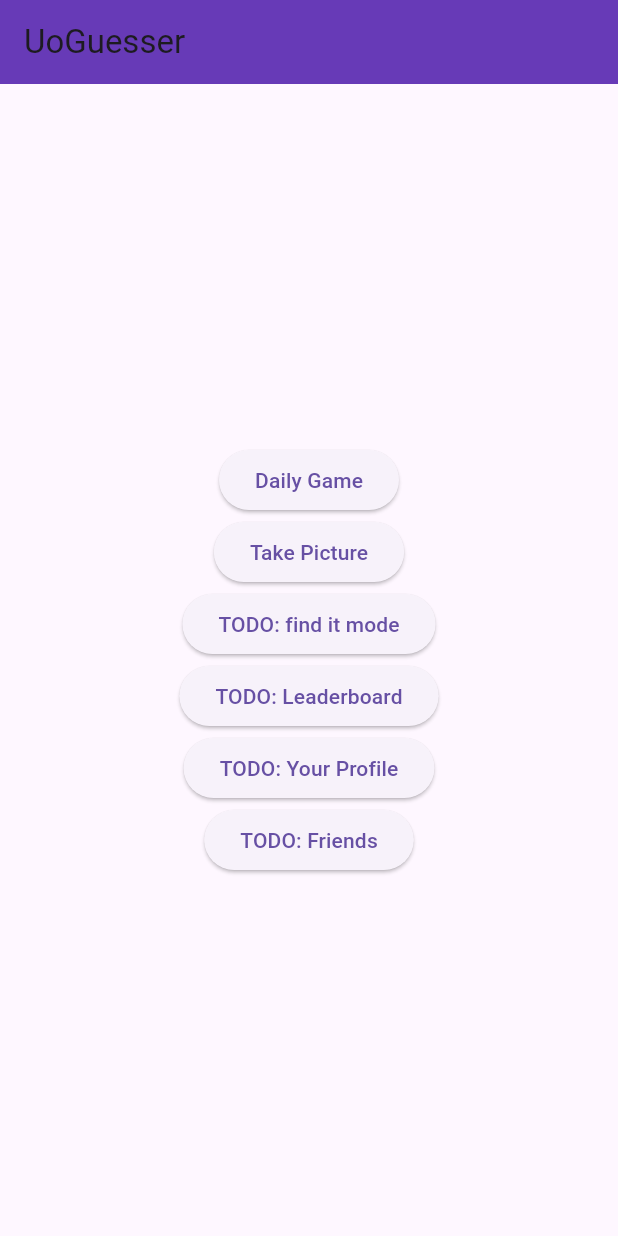
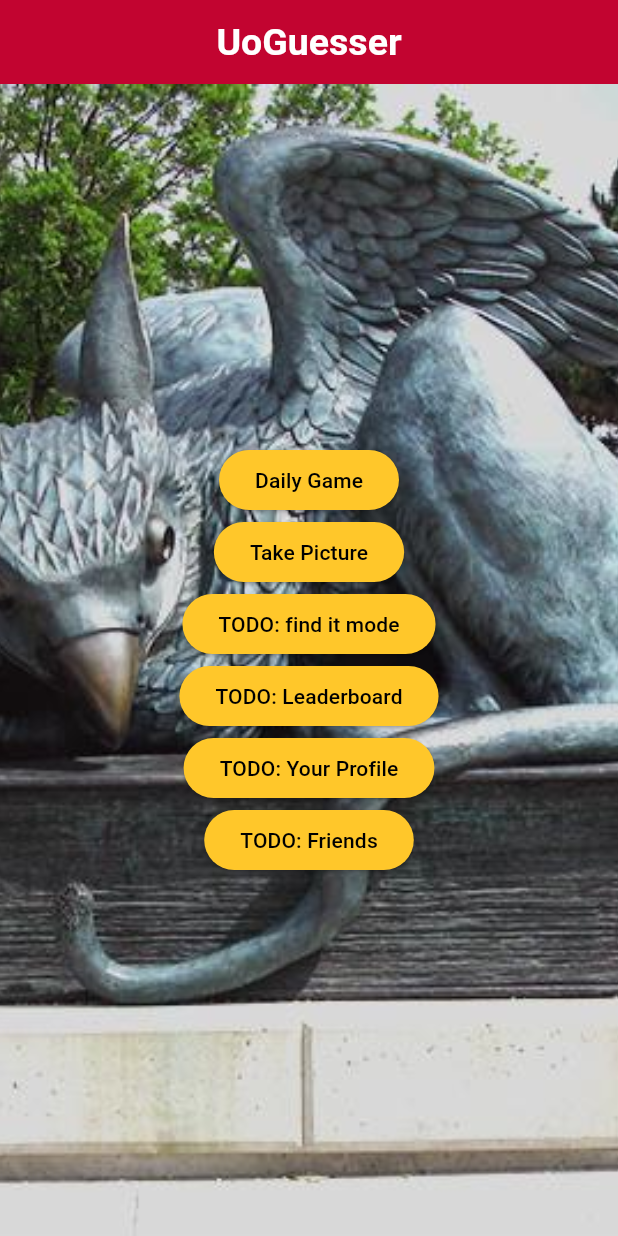
Before and after one commit to Bcutch/UoGuessr, a Flutter app: the screen it shows after launch, on a phone screen of 412 x 824 dp. Run offline on Flutter 3.47's test engine with Material 3 defaults, Android fonts, the phone set to English and light mode, and no system bars; our stand-ins replace flutter_dotenv, geolocator, get_it, go_router, google_maps_flutter, image_picker and 3 more; accounts and stored records are empty.

Commit message:
made the main menu look nice

```diff
--- a/lib/screens/home_screen.dart
+++ b/lib/screens/home_screen.dart
@@ -12,12 +12,32 @@ class _HomeScreenScreenState extends State<HomeScreen> {
   @override
   Widget build(BuildContext context) {
     return MaterialApp(
+      theme: ThemeData(
+        elevatedButtonTheme: ElevatedButtonThemeData(
+          style: ElevatedButton.styleFrom(
+            foregroundColor: Colors.black,
+            backgroundColor: Color.fromARGB(255, 255, 199, 42),
+          ),
+        ),
+      ),
       home: Scaffold(
         appBar: AppBar(
-          title: Text('UoGuesser'),
-          backgroundColor: Colors.deepPurple,
+          title: Center(child: Text('UoGuesser')),
+          backgroundColor: Color.fromARGB(255, 194, 4, 48),
+          titleTextStyle: TextStyle(
+            color: Colors.white,
+            fontWeight: FontWeight.bold,
+            fontSize: 25,
           ),
-        body: Center(
+        ),
+        body: DecoratedBox(
+          decoration: BoxDecoration(
+            image: DecorationImage(
+              image: AssetImage("assets/images/Home-Page-Background.jpg"),
+              fit: BoxFit.cover,
+            ),
+          ),
+          child: Center(
             child: Column(
               mainAxisSize: MainAxisSize.min,
               children: [
@@ -41,11 +61,9 @@ class _HomeScreenScreenState extends State<HomeScreen> {
                   onPressed: () {},
                   child: Text('TODO: Your Profile'),
                 ),
-              ElevatedButton(
-                onPressed: () {},
-                child: Text('TODO: Friends'),
+                ElevatedButton(onPressed: () {}, child: Text('TODO: Friends')),
+              ],
             ),
-            ],
           ),
         ),
       ),
```
Also changed, not shown: assets/images/Home-Page-Background.jpg (added). Lines whose indentation alone changed are shown as unchanged.
